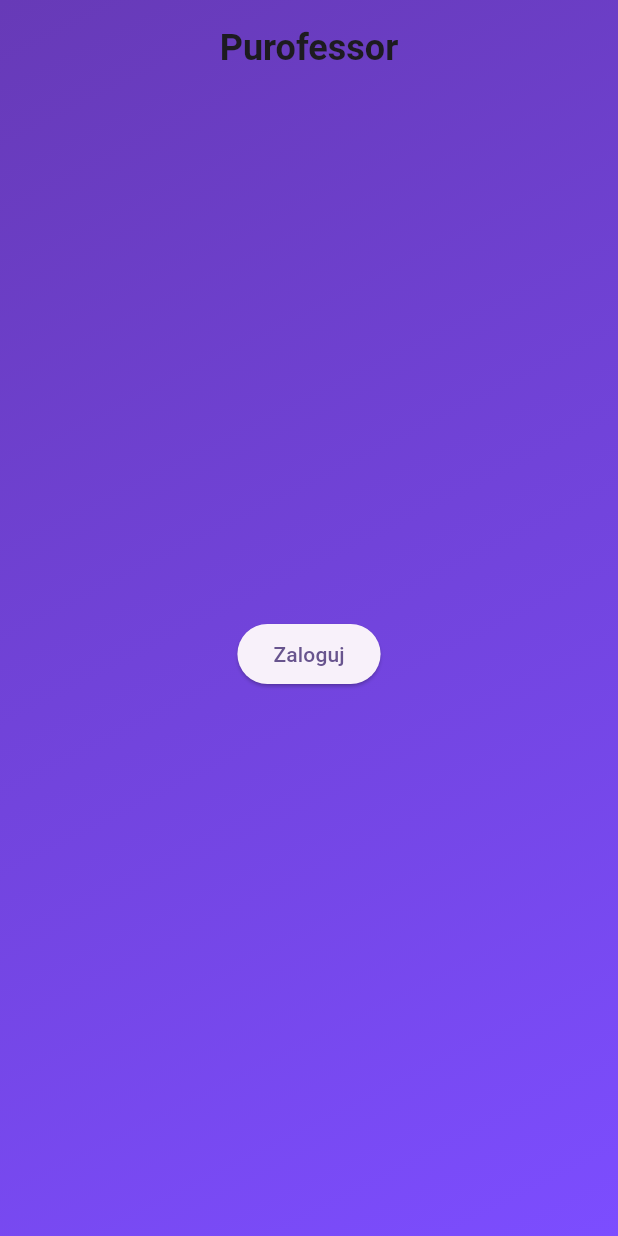
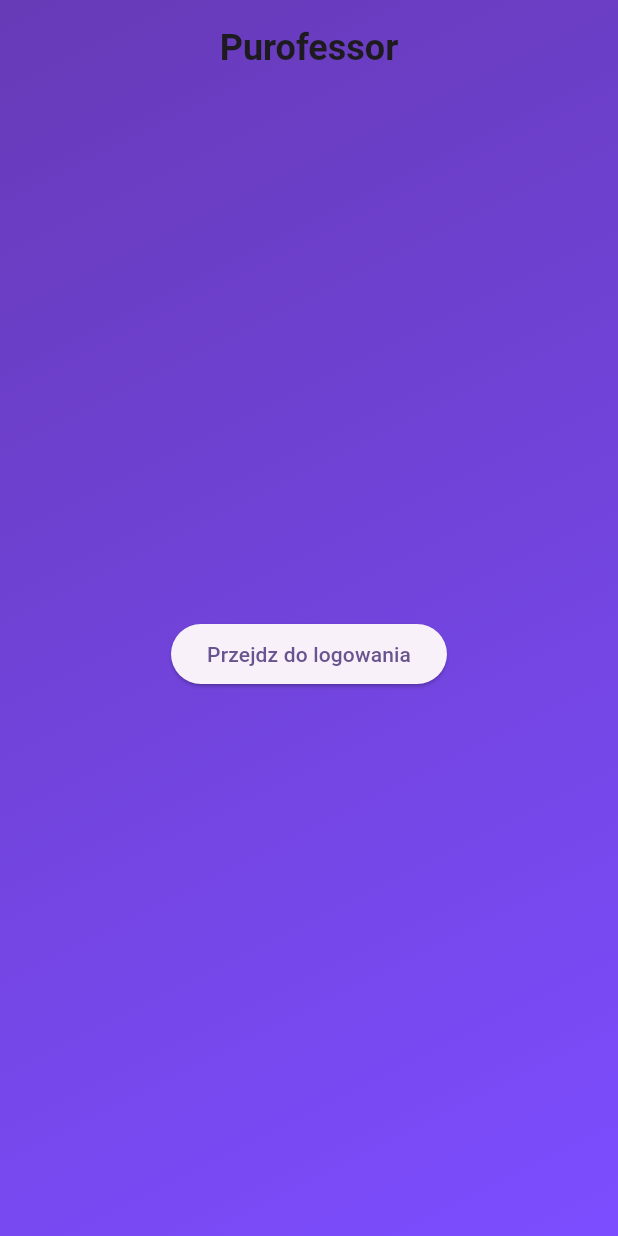
Before and after one commit to MRR-Team/PurofessorMobile, a Flutter app: the screen it shows after launch, on a phone screen of 412 x 824 dp. Run offline on Flutter 3.47's test engine with Material 3 defaults, Android fonts, the phone set to English and light mode, and no system bars.

Commit message:
Refactor: Rename HomeView to HomePage and HomeViewModel to HomePageModel
This commit refactors the home feature by:
- Renaming `HomeView` to `HomePage` and moving it to the `pages` directory.
- Renaming `HomeViewModel` to `HomePageModel` and moving it to the `controllers` directory.
- Updating the import paths and class names accordingly.
- Introducing a new `Button` widget for consistent button styling.
- Adding a basic `LoginPage` and `LoginForm` widget.
- Integrating `Provider` for state management with `AuthController`.
- Updating `main.dart` to use `HomePage` and initialize `Provider`.
- Deleting the `.gitkeep` file from the `features` directory as it's no longer needed.

```diff
--- a/lib/main.dart
+++ b/lib/main.dart
@@ -1,9 +1,18 @@
 import 'package:flutter/material.dart';
+import 'package:provider/provider.dart';
 import 'package:purofessor_mobile/src/core/constants/app_constatns.dart';
-import 'package:purofessor_mobile/src/features/home/presentation/view/home_view.dart';
+import 'package:purofessor_mobile/src/features/auth/presentation/controllers/auth_controller.dart';
+import 'package:purofessor_mobile/src/features/home/presentation/pages/home_page.dart';
 
 void main() {
-  runApp(const MyApp());
+  runApp(
+    MultiProvider(
+      providers: [
+        ChangeNotifierProvider(create: (_) => AuthController()),
+      ],
+      child: const MyApp(),
+    ),
+  );
 }
 
 class MyApp extends StatelessWidget {
@@ -17,7 +26,7 @@ class MyApp extends StatelessWidget {
 
         colorScheme: ColorScheme.fromSeed(seedColor: Colors.deepPurple),
       ),
-      home: const HomeView(),
+      home: const HomePage(),
     );
   }
 }
--- a/lib/src/features/home/presentation/view/home_view.dart
+++ b/lib/src/features/home/presentation/pages/home_page.dart
@@ -1,21 +1,20 @@
 import 'package:flutter/material.dart';
 import 'package:purofessor_mobile/src/core/constants/app_constatns.dart';
-import '../viewmodel/home_viewmodel.dart';
+import 'package:purofessor_mobile/src/shared/presentation/widgets/button.dart';
+import '../controllers/home_controller.dart';
 import 'package:purofessor_mobile/src/shared/presentation/widgets/app_background.dart';
 
-
-class HomeView extends StatelessWidget {
-  const HomeView({super.key});
+class HomePage extends StatelessWidget {
+  const HomePage({super.key});
 
   @override
   Widget build(BuildContext context) {
-    final viewModel = HomeViewModel();
+    final viewPage = HomePageModel();
 
     return Scaffold(
       body: AppBackground(
         child: Column(
           children: [
-
             Padding(
               padding: const EdgeInsets.only(top: 16.0),
               child: Center(
@@ -31,9 +30,9 @@ class HomeView extends StatelessWidget {
             const Spacer(),
 
             Center(
-              child: ElevatedButton(
-                onPressed: viewModel.onLoginPressed,
-                child: const Text('Zaloguj'),
+              child: Button(
+                label: 'Przejdz do logowania',
+                onPressed: () => viewPage.onLoginPressed(context),
               ),
             ),
 
--- a/lib/src/features/home/presentation/viewmodel/home_viewmodel.dart
+++ /dev/null
@@ -1,5 +0,0 @@
-class HomeViewModel {
-  void onLoginPressed() {
-    print('Log in pressed');
-  }
-}
--- /dev/null
+++ b/lib/src/shared/presentation/widgets/button.dart
@@ -0,0 +1,49 @@
+import 'package:flutter/material.dart';
+
+class Button extends StatelessWidget {
+  final String label;
+  final VoidCallback onPressed;
+  final bool fullWidth;
+  final IconData? icon;
+  final bool isLoading;
+
+  const Button({
+    super.key,
+    required this.label,
+    required this.onPressed,
+    this.fullWidth = false,
+    this.icon,
+    this.isLoading = false,
+  });
+
+  @override
+  Widget build(BuildContext context) {
+    final buttonChild = isLoading
+        ? const SizedBox(
+      width: 20,
+      height: 20,
+      child: CircularProgressIndicator(
+        strokeWidth: 2,
+        valueColor: AlwaysStoppedAnimation<Color>(Colors.white),
+      ),
+    )
+        : (icon != null
+        ? Row(
+      mainAxisSize: MainAxisSize.min,
+      children: [
+        Icon(icon, size: 20),
+        const SizedBox(width: 8),
+        Text(label),
+      ],
+    )
+        : Text(label));
+
+    return SizedBox(
+      width: fullWidth ? double.infinity : null,
+      child: ElevatedButton(
+        onPressed: isLoading ? null : onPressed,
+        child: buttonChild,
+      ),
+    );
+  }
+}
```
Also changed, not shown: lib/src/features/auth/presentation/controllers/auth_controller.dart (added, +21 -0 lines), lib/src/features/auth/presentation/pages/login_page.dart (added, +90 -0 lines), lib/src/features/auth/presentation/widgets/login_form.dart (added, +93 -0 lines), lib/src/features/home/presentation/controllers/home_controller.dart (added, +11 -0 lines), 1 other file.
